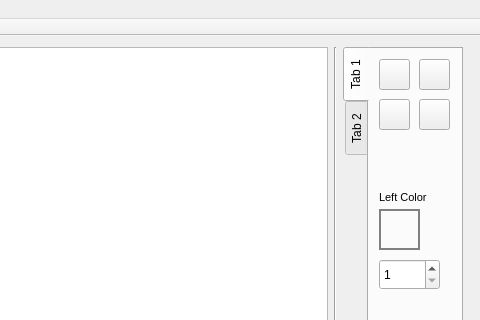
Old version of the form Sprite_Editor_Extreme/mainwindow.ui in the repository jokthefoo/Sprite-Editor; both pictures show x 233 to 713 and y 0 to 320 of the 713 by 624 pixel window.
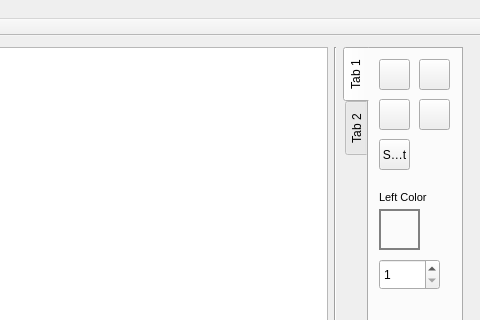
New version of the form. The open tabs and pages were chosen to show the change. Custom widgets are drawn as their Qt base class.

Patch:
```diff
--- a/Sprite_Editor_Extreme/mainwindow.ui
+++ b/Sprite_Editor_Extreme/mainwindow.ui
@@ -353,6 +353,22 @@
            <string>Left Color</string>
           </property>
          </widget>
+         <widget class="QToolButton" name="select_Button">
+          <property name="geometry">
+           <rect>
+            <x>10</x>
+            <y>90</y>
+            <width>31</width>
+            <height>31</height>
+           </rect>
+          </property>
+          <property name="text">
+           <string>Select</string>
+          </property>
+          <property name="popupMode">
+           <enum>QToolButton::InstantPopup</enum>
+          </property>
+         </widget>
         </widget>
         <widget class="QWidget" name="tab_2">
          <attribute name="title">
```
Left out of the diff: 8 changed lines with no effect on the pictures.
